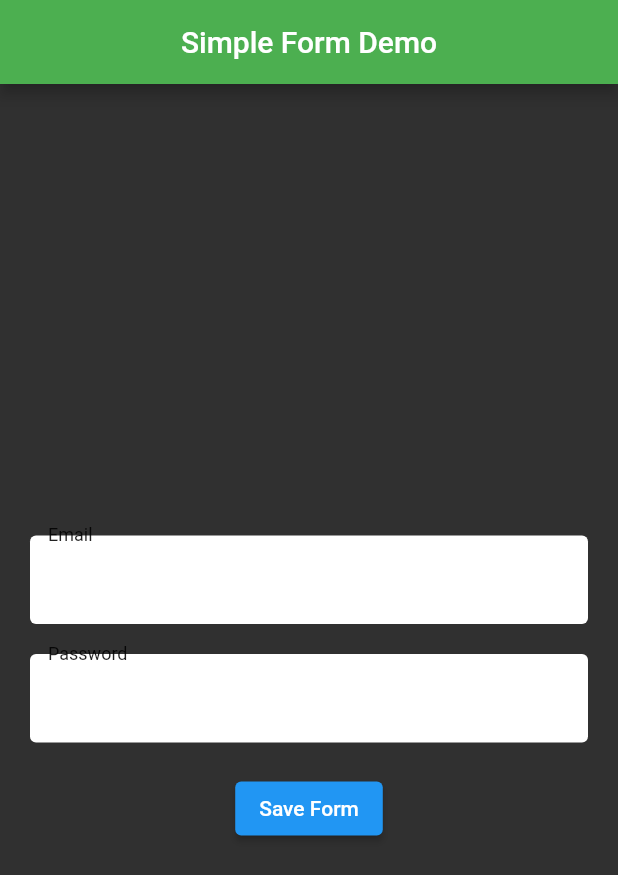
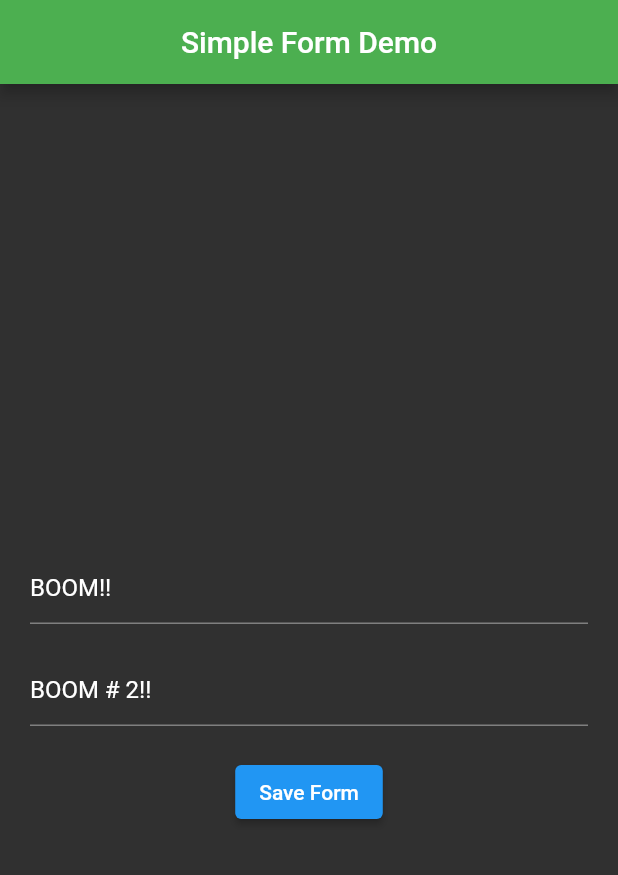
Before and after one commit to blakewood84/flutter-simple_forms, a Flutter app: the screen it shows after launch, on a phone screen of 412 x 824 dp. Shown: the top 875 px of the screen. Run offline on Flutter 3.47's test engine with Material 2 defaults, Android fonts, the phone set to English and light mode, and no system bars; our stand-ins replace flutter_hooks.

Commit message:
added inputdecoration field to form input

```diff
--- a/lib/widgets/form_input.dart
+++ b/lib/widgets/form_input.dart
@@ -13,6 +13,7 @@ class FormInput extends HookWidget {
     required this.formStateKey,
     required this.labelText,
     required this.validator,
+    this.inputDecoration,
     this.autofillHints,
     this.textCapitalization = TextCapitalization.none,
     this.inputFormatters = const [],
@@ -31,7 +32,9 @@ class FormInput extends HookWidget {
   final String labelText;
   final bool? obscureText;
   final Validator validator;
+
   final TextInputType textInputType;
+  final InputDecoration? inputDecoration;
   final Iterable<String>? autofillHints;
   final TextCapitalization textCapitalization;
   final List<TextInputFormatter> inputFormatters;
@@ -42,10 +45,12 @@ class FormInput extends HookWidget {
     return ValueListenableBuilder(
       valueListenable: formState.getNotifier(formStateKey),
       builder: (context, value, child) {
-        WidgetsBinding.instance.addPostFrameCallback((_) {
-          controller.text = formState[formStateKey].toString();
-          controller.selection = TextSelection.fromPosition(TextPosition(offset: controller.text.length));
-        });
+        WidgetsBinding.instance.addPostFrameCallback(
+          (_) {
+            controller.text = formState[formStateKey].toString();
+            controller.selection = TextSelection.fromPosition(TextPosition(offset: controller.text.length));
+          },
+        );
         return TextFormField(
           controller: controller,
           readOnly: readOnly ?? false,
@@ -56,39 +61,7 @@ class FormInput extends HookWidget {
           inputFormatters: inputFormatters,
           textCapitalization: textCapitalization,
           autofillHints: autofillHints,
-          decoration: InputDecoration(
-            floatingLabelBehavior: FloatingLabelBehavior.always,
-            labelText: labelText,
-            labelStyle: const TextStyle(
-              color: Colors.black87,
-            ),
-            errorBorder: const OutlineInputBorder(
-              borderSide: BorderSide(
-                color: Colors.red,
-                width: 2.0,
-              ),
-            ),
-            focusedErrorBorder: const OutlineInputBorder(
-              borderSide: BorderSide(
-                color: Colors.red,
-                width: 2.0,
-              ),
-            ),
-            enabledBorder: const OutlineInputBorder(
-              borderSide: BorderSide(
-                color: Colors.transparent,
-                width: 0.0,
-              ),
-            ),
-            focusedBorder: const OutlineInputBorder(
-              borderSide: BorderSide(
-                color: Colors.green,
-                width: 2.0,
-              ),
-            ),
-            fillColor: Colors.white,
-            filled: true,
-          ),
+          decoration: inputDecoration,
           onChanged: (String? val) => formState.updateFormOnly(formStateKey, val!),
           validator: validator,
         );
```
